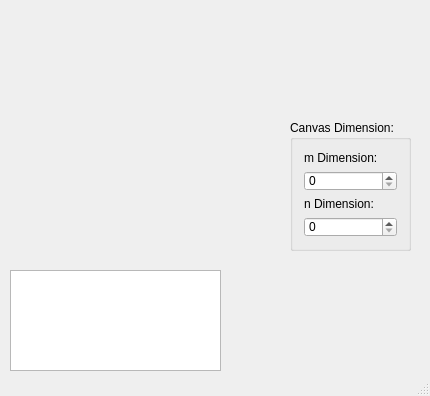
0xanselm-priv/prg2-pr_milestone4, file Milestone4_GUI/mainwindow.ui: the form before one commit.
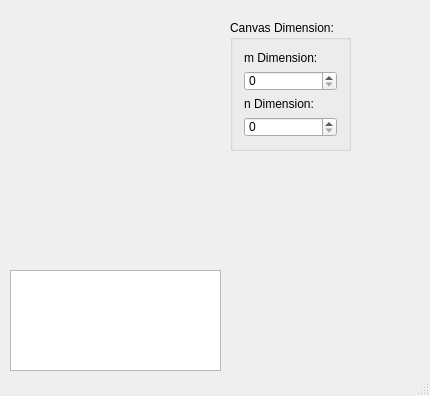
The form after the commit.

Diff of the .ui file:
```diff
--- a/Milestone4_GUI/mainwindow.ui
+++ b/Milestone4_GUI/mainwindow.ui
@@ -43,8 +43,8 @@
    <widget class="QGroupBox" name="groupBox">
     <property name="geometry">
      <rect>
-      <x>290</x>
-      <y>120</y>
+      <x>230</x>
+      <y>20</y>
       <width>121</width>
       <height>131</height>
      </rect>
```
